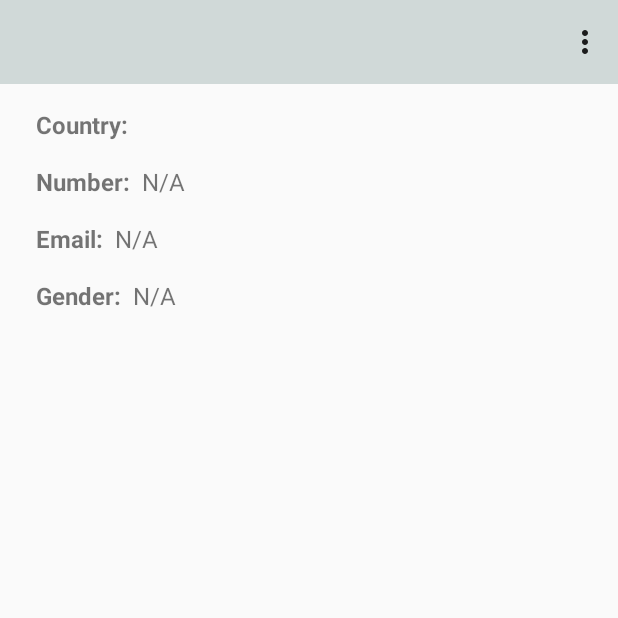
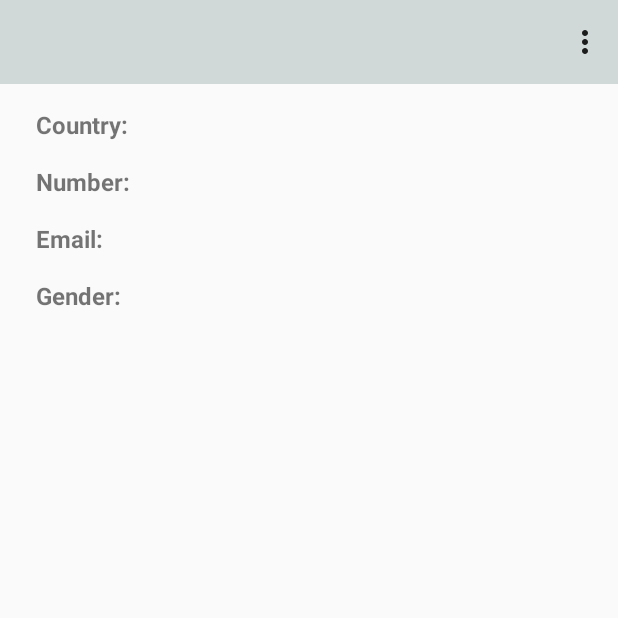
Before and after one commit to roskolev/ICard_exercise, an Android app: the DetailsActivity screen opened directly, with no data from a screen before it, on a phone screen of 412 x 824 dp, the top half of it. Run offline under Robolectric (Android 15) with nearby library versions, the phone set to English and light mode, and no system bars.

Commit message:
Refactor for better code quality

```diff
--- a/app/src/main/java/com/example/icard_ex/ContactsHelper.kt
+++ b/app/src/main/java/com/example/icard_ex/ContactsHelper.kt
@@ -196,7 +196,7 @@ class ContactsHelper(context: Context) {
         )
         if (deviceContactsCursor != null) {
             while((deviceContactsCursor.moveToNext()))
-                contact.forename = deviceContactsCursor.getString(deviceContactsCursor.getColumnIndexOrThrow(ContactsContract.Contacts.DISPLAY_NAME))
+                contact.fullname = deviceContactsCursor.getString(deviceContactsCursor.getColumnIndexOrThrow(ContactsContract.Contacts.DISPLAY_NAME))
         }
 
         deviceContactsCursor?.close()
--- a/app/src/main/java/com/example/icard_ex/DetailsActivity.kt
+++ b/app/src/main/java/com/example/icard_ex/DetailsActivity.kt
@@ -1,5 +1,6 @@
 package com.example.icard_ex
 
+import android.app.AlertDialog
 import android.content.Intent
 import android.os.Bundle
 import android.view.Menu
@@ -12,9 +13,9 @@ import kotlinx.android.synthetic.main.activity_details.*
 class DetailsActivity : AppCompatActivity() {
     private lateinit var dbHelper       :   DatabaseHelper
     private lateinit var contactsHelper :   ContactsHelper
+    private lateinit var contact        :   Contact
     private var id                      =   -1
     private var idDevice                =   0
-
     override fun onCreate(savedInstanceState: Bundle?) {
         super.onCreate(savedInstanceState)
         setContentView(R.layout.activity_details)
@@ -40,8 +41,13 @@ class DetailsActivity : AppCompatActivity() {
         var isOptionSelected = true
         when (item.itemId) {
             R.id.actionDelete   ->  {
-                dbHelper.deleteContact(id)
-                finish()
+                AlertDialog.Builder(this).setMessage("Delete ${contact.fullname}?")
+                    .setPositiveButton("Yes") { _, _ ->
+                        dbHelper.deleteContact(id)
+                        finish()
+                    }
+                    .setNegativeButton("No"){_, _ ->
+                    }.show()
             }
             R.id.actionEdit     ->  {
                 if (id == defaultID)
@@ -69,7 +75,6 @@ class DetailsActivity : AppCompatActivity() {
     }
 
     private fun setUpDetails(){
-        val contact :   Contact
         val country :   Country
         if(id != defaultID) {
             contact             =   dbHelper.getContact(id)
--- a/app/src/main/java/com/example/icard_ex/MainActivity.kt
+++ b/app/src/main/java/com/example/icard_ex/MainActivity.kt
@@ -11,6 +11,7 @@ import android.view.MenuItem
 import android.widget.SearchView
 import android.widget.Toast
 import androidx.appcompat.app.AppCompatActivity
+import androidx.core.content.res.ResourcesCompat
 import androidx.recyclerview.widget.DividerItemDecoration
 import androidx.recyclerview.widget.LinearLayoutManager
 import kotlinx.android.synthetic.main.activity_main.*
--- a/app/src/main/java/com/example/icard_ex/models/Contact.kt
+++ b/app/src/main/java/com/example/icard_ex/models/Contact.kt
@@ -8,9 +8,9 @@ class Contact() {
     var forename    =   ""
     var surname     =   ""
     var countryID   =   0
-    var gender      =   "N/A"
-    var email       =   "N/A"
-    var phone       =   "N/A"
+    var gender      =   ""
+    var email       =   ""
+    var phone       =   ""
 
     constructor( forename: String, surname: String, email: String, phone: String, gender: String, country: Int) : this(){
         this.forename   =   forename
--- a/app/src/main/java/com/example/icard_ex/recyclers/CountriesRecyclerAdapter.kt
+++ b/app/src/main/java/com/example/icard_ex/recyclers/CountriesRecyclerAdapter.kt
@@ -55,7 +55,6 @@ class CountriesRecyclerAdapter(private val context: Activity, private var countr
         }
 
         override fun onClick(v: View?) {
-            context.searchCountryDialog.id = country.id
             context.searchCountryDialog.setText(country.name)
             context.editTextPhoneCode.setText(context.getString(R.string.country_code, country.codeStr))
             dialog.dismiss()
--- a/app/src/main/res/layout/activity_main.xml
+++ b/app/src/main/res/layout/activity_main.xml
@@ -37,6 +37,7 @@
         android:layout_height                   =   "wrap_content"
         android:layout_gravity                  =   "end|bottom"
         android:src                             =   "@drawable/ic_action_name"
+        app:backgroundTint                      =   "@color/colorPrimary"
         android:layout_margin                   =   "16dp"
         app:layout_constraintRight_toRightOf    =   "parent"
         app:layout_constraintBottom_toBottomOf  =   "parent" />
--- a/app/src/main/res/values/colors.xml
+++ b/app/src/main/res/values/colors.xml
@@ -2,6 +2,6 @@
 <resources>
     <color name =   "colorPrimary">     #d0d9d8</color>
     <color name =   "colorPrimaryDark"> #d0d9d8</color>
-    <color name =   "colorAccent">      #d0d9d8</color>
+    <color name =   "colorAccent">      #08070D</color>
     <color name =   "colorClicked">     #ededed</color>
 </resources>
```
Also changed, not shown: app/src/main/java/com/example/icard_ex/BaseContactActivityt.kt (+12 -1 lines), app/src/main/java/com/example/icard_ex/recyclers/ContactsRecyclerAdapter.kt (+13 -5 lines).
